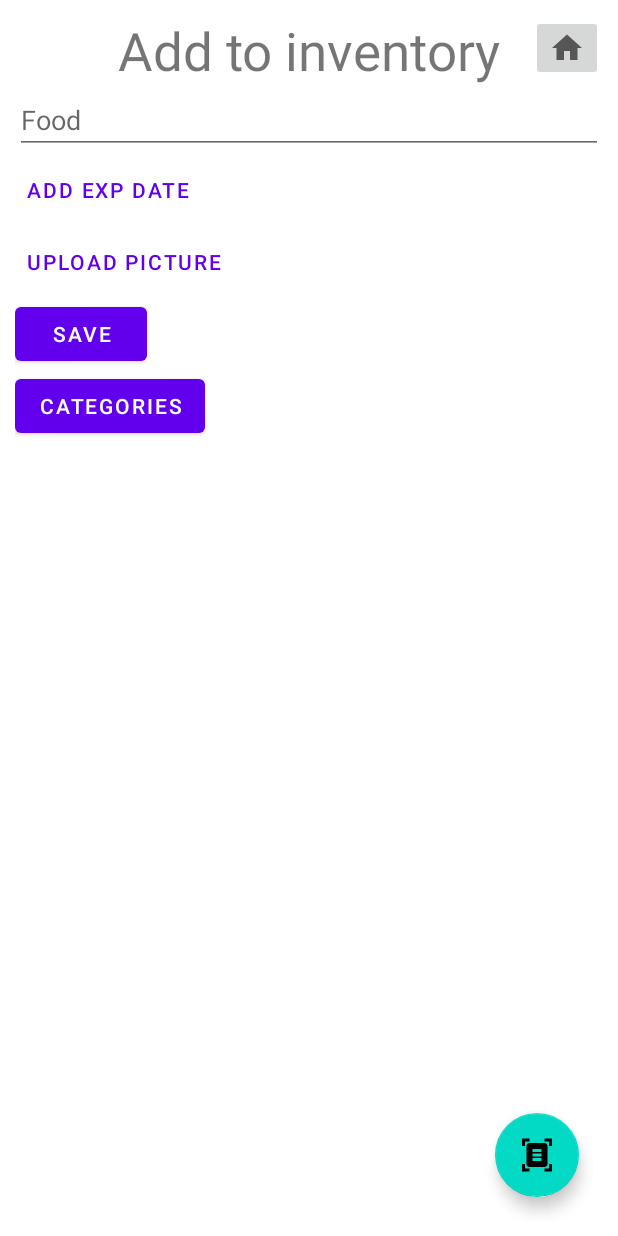
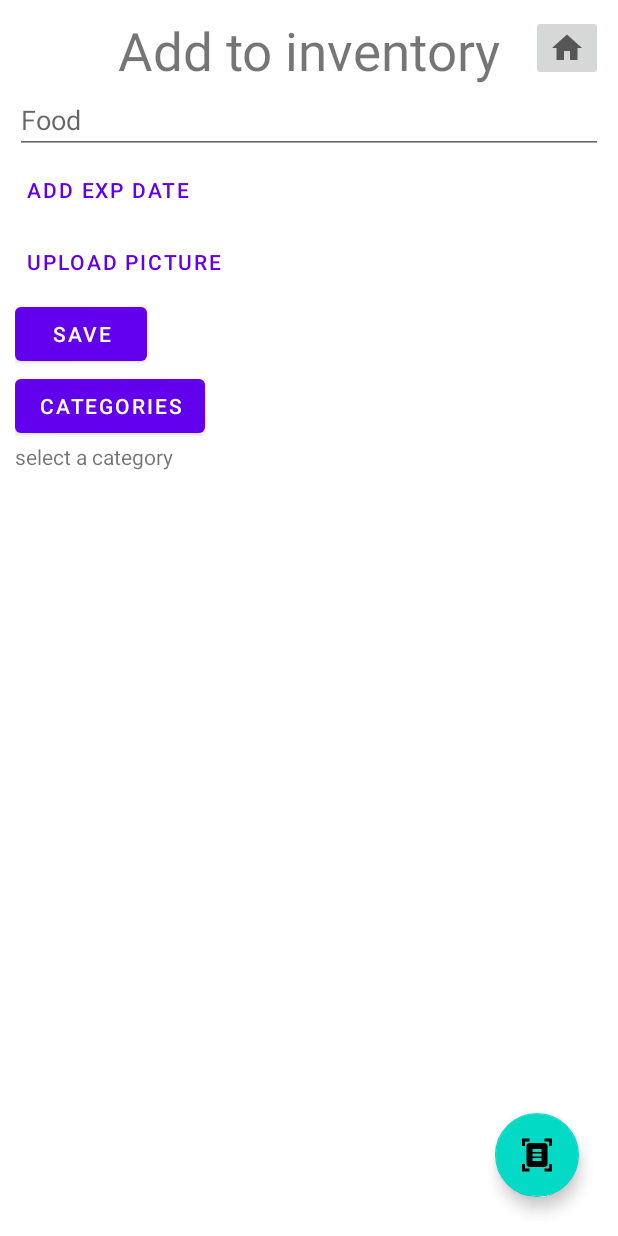
Before and after one commit to carokds/wastenot-app, an Android app: the AddFragment screen opened through its navigation route, on a phone screen of 412 x 824 dp. Run offline under Robolectric (Android 15) with nearby library versions, the phone set to English and light mode, and no system bars; our stand-ins replace Firebase (no records; nobody signed in at launch, a user with empty details on screens opened directly); libraries missing offline, so code that uses them is left out: com.firebase.ui; pictures from the network do not load.

Commit message:
categories working

```diff
--- a/app/src/main/java/com/hoang/wastenot/fragments/AddFragment.kt
+++ b/app/src/main/java/com/hoang/wastenot/fragments/AddFragment.kt
@@ -49,6 +49,11 @@ class AddFragment : Fragment(R.layout.fragment_add), KoinComponent {
 
         binding.btnGoToCategories.setOnClickListener {
             findNavController().navigate(R.id.action_addFragment_to_categoryFragment)
+        }
+
+        val bundle = this.arguments
+        bundle?.getString("Category").apply {
+            binding.tvCategorySelected.text = this ?: "select a category"
         }
 
         setOnDatePickerClicked(view)
--- a/app/src/main/res/layout/fragment_add.xml
+++ b/app/src/main/res/layout/fragment_add.xml
@@ -64,9 +64,16 @@
         android:id="@+id/btn_go_to_categories"
         android:layout_width="wrap_content"
         android:layout_height="wrap_content"
+        android:text="categories"
         app:layout_constraintStart_toStartOf="parent"
-        app:layout_constraintTop_toBottomOf="@+id/btn_save_food"
-        android:text="categories"/>
+        app:layout_constraintTop_toBottomOf="@+id/btn_save_food" />
+
+    <TextView
+        android:id="@+id/tv_category_selected"
+        android:layout_width="wrap_content"
+        android:layout_height="wrap_content"
+        app:layout_constraintStart_toStartOf="parent"
+        app:layout_constraintTop_toBottomOf="@+id/btn_go_to_categories" />
 
 
     <com.google.android.material.floatingactionbutton.FloatingActionButton
```
Also changed, not shown: app/src/main/java/com/hoang/wastenot/adapters/CategoriesAdapter.kt (added, +42 -0 lines), app/src/main/java/com/hoang/wastenot/fragments/CategoryFragment.kt (+23 -0 lines), app/src/main/res/layout/fragment_categories.xml (+8 -0 lines), app/src/main/res/layout/item_category.xml (+7 -6 lines).
